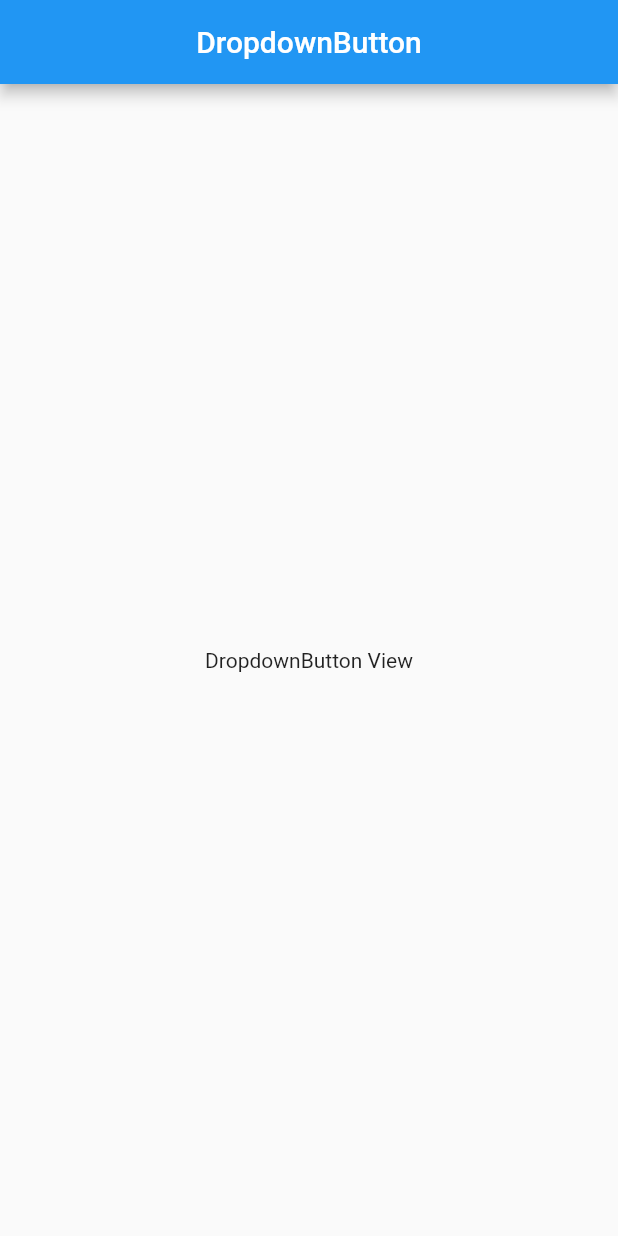
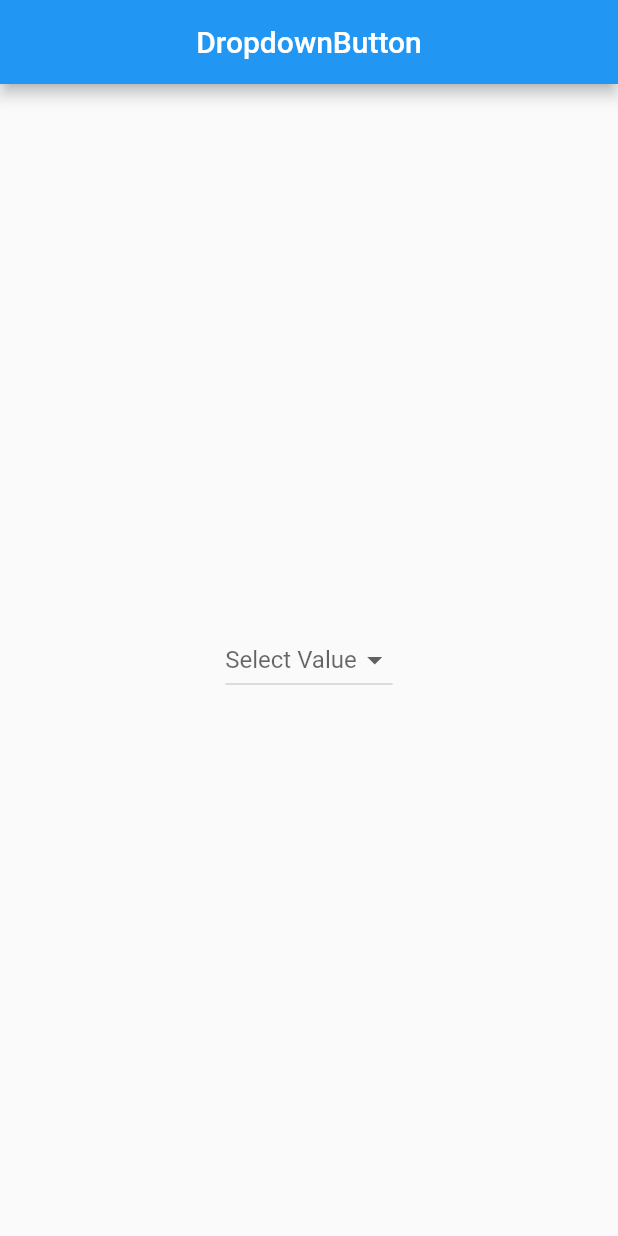
Before and after one commit to jugalw13/Flutter-Widget-Learner, a Flutter app: the DropdownButtonView screen opened directly, on a phone screen of 412 x 824 dp. Run offline on Flutter 3.47's test engine with Material 2 defaults, Android fonts, the phone set to English and light mode, and no system bars.

Commit message:
button bar and dropdown button done

```diff
--- a/lib/views/button_views/dropdown_button_views/dropdown_button_view.dart
+++ b/lib/views/button_views/dropdown_button_views/dropdown_button_view.dart
@@ -1,13 +1,38 @@
 import 'package:flutter/material.dart';
 import 'package:widget_learner/widgets/scaffolds/custom_scaffold.dart';
 
-class DropdownButtonView extends StatelessWidget {
+class DropdownButtonView extends StatefulWidget {
+  @override
+  _DropdownButtonViewState createState() => _DropdownButtonViewState();
+}
+
+class _DropdownButtonViewState extends State<DropdownButtonView> {
+  String _currentValue;
+
   @override
   Widget build(BuildContext context) {
     return CustomScaffold(
       title: 'DropdownButton',
       body: Center(
-        child: Text('DropdownButton View'),
+        child: DropdownButton<String>(
+          hint: Text('Select Value'),
+          value: _currentValue,
+          items: <DropdownMenuItem<String>>[
+            DropdownMenuItem(
+              value: 'Value 1',
+              child: Text('Value 1'),
+            ),
+            DropdownMenuItem(
+              value: 'Value 2',
+              child: Text('Value 2'),
+            ),
+          ],
+          onChanged: (value) {
+            setState(() {
+              this._currentValue = value;
+            });
+          },
+        ),
       ),
     );
   }
```
Also changed, not shown: lib/views/button_views/button_bar_views/button_bar_view.dart (+21 -1 lines).
